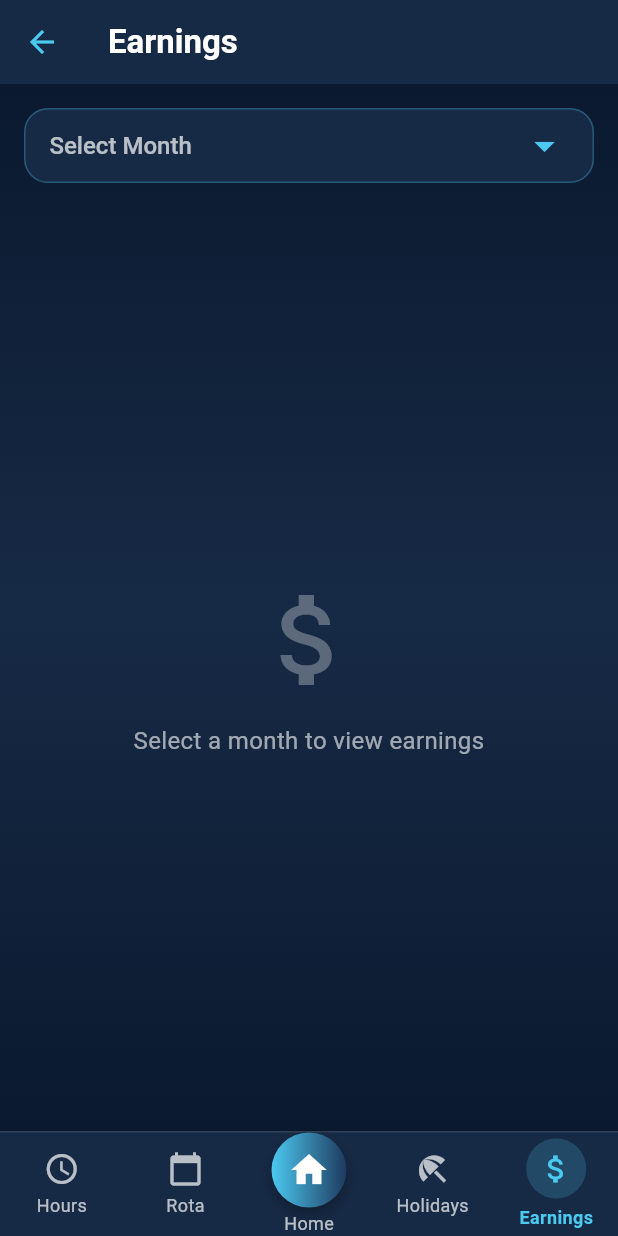
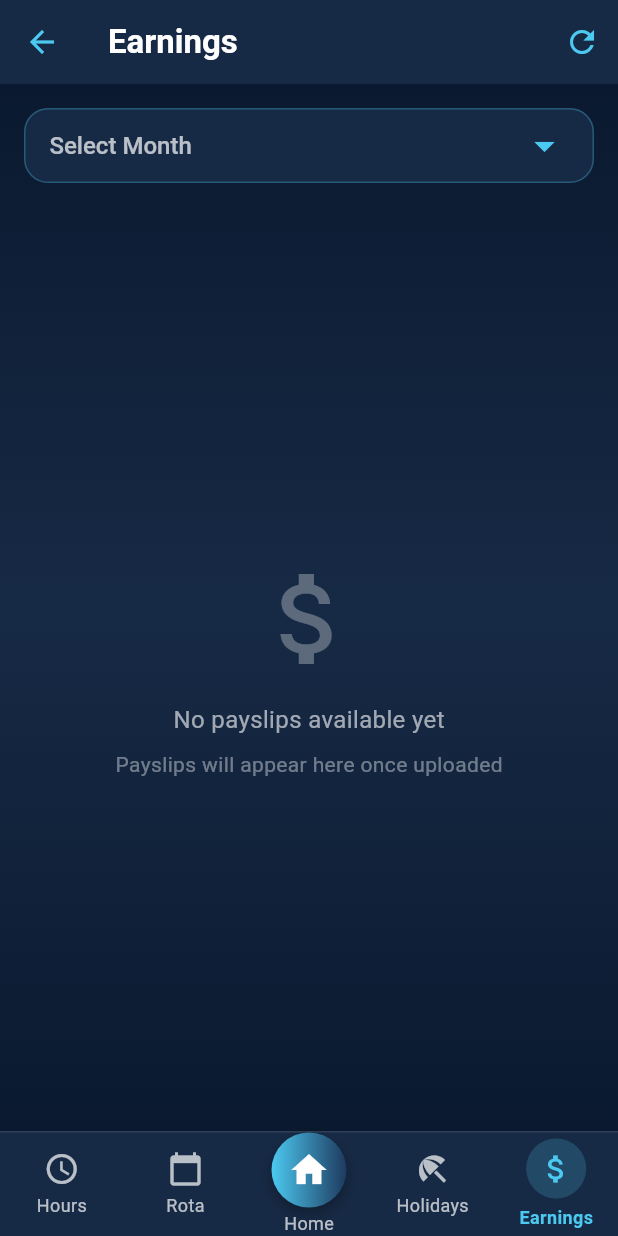
Before and after one commit to creatore00/soluraappfrontend, a Flutter app: the EarningsScreen screen opened directly with empty values, on a phone screen of 412 x 824 dp. Run offline on Flutter 3.47's test engine with Material 3 defaults, Android fonts, the phone set to English and light mode, and no system bars; our stand-ins replace firebase_core, firebase_messaging, flutter_local_notifications, flutter_secure_storage, image_picker, local_auth and 3 more; accounts and stored records are empty; network calls fail.

Commit message:
Added calendar view to dashboard, fixed earnings screen, updated feed and shift requests

```diff
--- a/lib/screens/earnings_screen.dart
+++ b/lib/screens/earnings_screen.dart
@@ -28,7 +28,8 @@ class EarningsScreen extends StatefulWidget {
 
 class _EarningsScreenState extends State<EarningsScreen> {
   List<Map<String, dynamic>> _payslips = [];
-  bool _isLoading = true;
+  bool _isLoading = false;
+  bool _isLoadingMonths = true;
   String? _selectedMonth;
   List<String> _availableMonths = [];
 
@@ -42,6 +43,8 @@ class _EarningsScreenState extends State<EarningsScreen> {
   }
 
   Future<void> _fetchAvailableMonths() async {
+    setState(() => _isLoadingMonths = true);
+
     try {
       final response = await http.get(
         Uri.parse(
@@ -57,21 +60,29 @@ class _EarningsScreenState extends State<EarningsScreen> {
             if (_availableMonths.isNotEmpty) {
               _selectedMonth = _availableMonths.first;
             }
+            _isLoadingMonths = false;
           });
-          await _fetchPayslips();
+          if (_availableMonths.isNotEmpty) {
+            await _fetchPayslips();
+          } else {
+            setState(() => _isLoading = false);
+          }
         } else {
           setState(() {
+            _isLoadingMonths = false;
             _isLoading = false;
           });
         }
       } else {
         setState(() {
+          _isLoadingMonths = false;
           _isLoading = false;
         });
       }
     } catch (e) {
       print('Error fetching months: $e');
       setState(() {
+        _isLoadingMonths = false;
         _isLoading = false;
       });
     }
@@ -91,7 +102,7 @@ class _EarningsScreenState extends State<EarningsScreen> {
           "&email=${widget.email}"
           "&month=${Uri.encodeComponent(_selectedMonth!)}"
           "&page=1"
-          "&limit=5";
+          "&limit=50"; // Increase limit to show all payslips for the month
 
       final response = await http.get(Uri.parse(url));
 
@@ -248,6 +259,21 @@ class _EarningsScreenState extends State<EarningsScreen> {
           icon: const Icon(Icons.arrow_back, color: Color(0xFF4CC9F0)),
           onPressed: () => Navigator.pop(context),
         ),
+        actions: [
+          IconButton(
+            icon: const Icon(Icons.refresh, color: Color(0xFF4CC9F0)),
+            onPressed: () {
+              if (_selectedMonth != null) {
+                _fetchPayslips();
+              } else if (_availableMonths.isNotEmpty) {
+                setState(() => _selectedMonth = _availableMonths.first);
+                _fetchPayslips();
+              } else {
+                _fetchAvailableMonths();
+              }
+            },
+          ),
+        ],
       ),
       body: Container(
         decoration: const BoxDecoration(
@@ -327,14 +353,83 @@ class _EarningsScreenState extends State<EarningsScreen> {
   }
 
   Widget _buildPayslipsList() {
+    // Show loading only when actively fetching payslips (not when loading months)
     if (_isLoading) {
       return const Center(
-        child: CircularProgressIndicator(
-          color: Color(0xFF4CC9F0),
+        child: Column(
+          mainAxisAlignment: MainAxisAlignment.center,
+          children: [
+            CircularProgressIndicator(
+              color: Color(0xFF4CC9F0),
+            ),
+            SizedBox(height: 16),
+            Text(
+              'Loading earnings...',
+              style: TextStyle(
+                color: Colors.white70,
+                fontSize: 14,
+              ),
+            ),
+          ],
         ),
       );
     }
 
+    // If still loading months, show a different message
+    if (_isLoadingMonths) {
+      return const Center(
+        child: Column(
+          mainAxisAlignment: MainAxisAlignment.center,
+          children: [
+            CircularProgressIndicator(
+              color: Color(0xFF4CC9F0),
+            ),
+            SizedBox(height: 16),
+            Text(
+              'Loading your payslips...',
+              style: TextStyle(
+                color: Colors.white70,
+                fontSize: 14,
+              ),
+            ),
+          ],
+        ),
+      );
+    }
+
+    // If no months available at all
+    if (_availableMonths.isEmpty) {
+      return Center(
+        child: Column(
+          mainAxisAlignment: MainAxisAlignment.center,
+          children: [
+            Icon(
+              Icons.attach_money_outlined,
+              size: 80,
+              color: Colors.white.withOpacity(0.3),
+            ),
+            const SizedBox(height: 16),
+            Text(
+              'No payslips available yet',
+              style: TextStyle(
+                color: Colors.white.withOpacity(0.6),
+                fontSize: 16,
+              ),
+            ),
+            const SizedBox(height: 8),
+            Text(
+              'Payslips will appear here once uploaded',
+              style: TextStyle(
+                color: Colors.white.withOpacity(0.4),
+                fontSize: 14,
+              ),
+            ),
+          ],
+        ),
+      );
+    }
+
+    // If no payslips for selected month
     if (_payslips.isEmpty) {
       return Center(
         child: Column(
@@ -347,20 +442,27 @@ class _EarningsScreenState extends State<EarningsScreen> {
             ),
             const SizedBox(height: 16),
             Text(
-              _selectedMonth != null
-                  ? 'No earnings found for ${_getMonthDisplay(_selectedMonth!)}'
-                  : 'Select a month to view earnings',
+              'No earnings found for ${_getMonthDisplay(_selectedMonth!)}',
               style: TextStyle(
                 color: Colors.white.withOpacity(0.6),
                 fontSize: 16,
               ),
               textAlign: TextAlign.center,
             ),
+            const SizedBox(height: 8),
+            Text(
+              'Try selecting a different month',
+              style: TextStyle(
+                color: Colors.white.withOpacity(0.4),
+                fontSize: 14,
+              ),
+            ),
           ],
         ),
       );
     }
 
+    // Show payslips list
     return ListView.builder(
       padding: const EdgeInsets.all(16),
       itemCount: _payslips.length,
```
